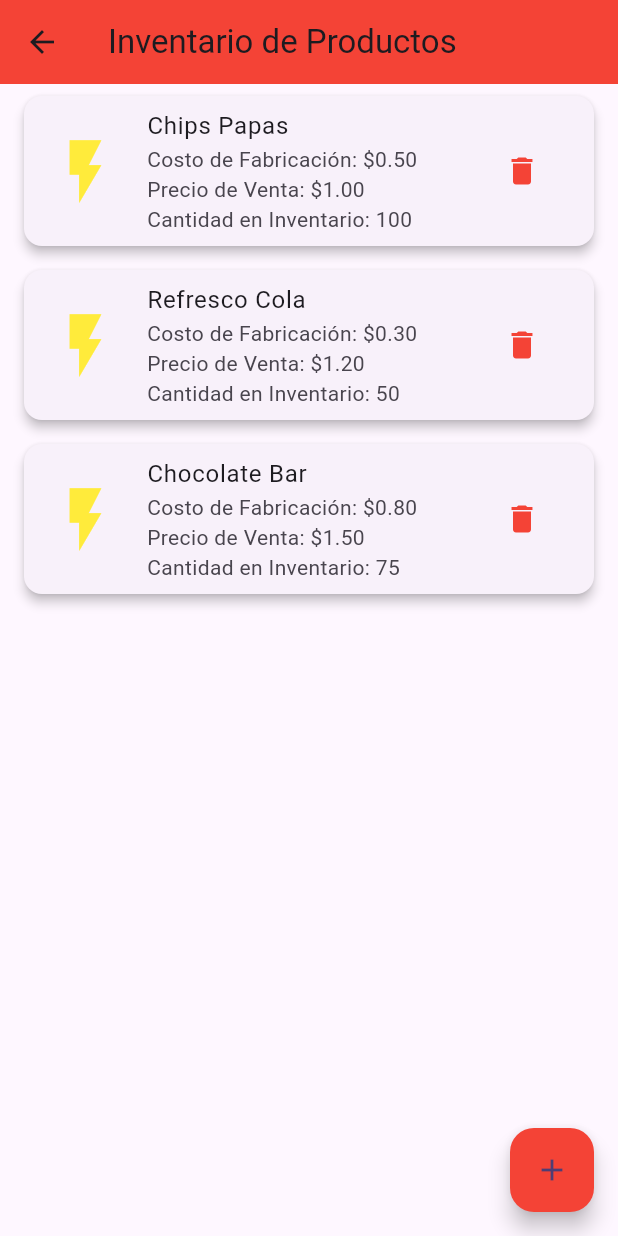
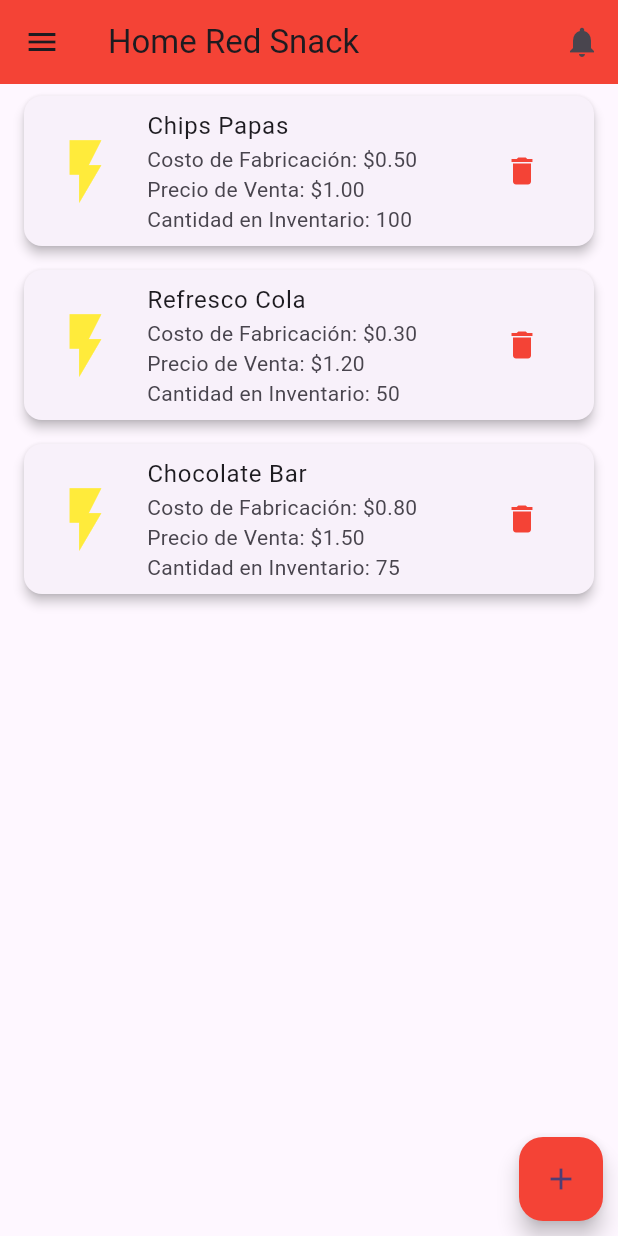
Before and after one commit to marlonbossa09/red_snack_gestion, a Flutter app: the InventarioScreen widget shown alone on an empty page, opened directly, on a phone screen of 412 x 824 dp. Run offline on Flutter 3.47's test engine with Material 3 defaults, Android fonts, the phone set to English and light mode, and no system bars; network calls fail.

Commit message:
agregando appbar como componente

```diff
--- a/lib/app/components/appbar.dart
+++ b/lib/app/components/appbar.dart
@@ -2,7 +2,9 @@ import 'package:flutter/material.dart';
 import 'package:red_snack_gestion/app/pages/inventario.dart';
 
 class CustomAppBar extends StatelessWidget {
-  const CustomAppBar({Key? key}) : super(key: key);
+  final Widget body;
+
+  const CustomAppBar({Key? key, required this.body}) : super(key: key);
 
   @override
   Widget build(BuildContext context) {
@@ -73,7 +75,7 @@ class CustomAppBar extends StatelessWidget {
           ],
         ),
       ),
-      body: Container(), // Puedes agregar contenido aquí
+      body: body, // usaremos el cuerpo que se pasa como parámetro
     );
   }
 }
--- a/lib/app/pages/home.dart
+++ b/lib/app/pages/home.dart
@@ -1,17 +1,13 @@
 import 'package:flutter/material.dart';
 import 'package:red_snack_gestion/app/components/appbar.dart';
-// Asegúrate de que la ruta sea correcta
+
 
 class HomeScreen extends StatelessWidget {
   const HomeScreen({Key? key}) : super(key: key);
 
   @override
   Widget build(BuildContext context) {
-    return const Scaffold(
-      appBar: PreferredSize(
-        preferredSize: Size.fromHeight(56.0), // Ajusta la altura según sea necesario
-        child: CustomAppBar(), // Aquí llamas al componente
-      ),
+    return const CustomAppBar(
       body: Center(
         child: Text(
           '¡Bienvenido a Red Snack!',
--- a/lib/app/pages/inventario.dart
+++ b/lib/app/pages/inventario.dart
@@ -1,7 +1,7 @@
 import 'package:flutter/material.dart';
+import 'package:red_snack_gestion/app/components/appbar.dart';
 import 'package:red_snack_gestion/app/models/producto.dart';
-import 'package:red_snack_gestion/app/controller/inventario_controller.dart'; // Asegúrate de importar la clase
-
+import 'package:red_snack_gestion/app/controller/inventario_controller.dart';
 class InventarioScreen extends StatefulWidget {
   const InventarioScreen({super.key});
 
@@ -15,12 +15,13 @@ class _InventarioScreenState extends State<InventarioScreen> {
 
   @override
   Widget build(BuildContext context) {
-    return Scaffold(
-      appBar: AppBar(
-        title: const Text('Inventario de Productos'),
-        backgroundColor: Colors.red,
-      ),
-      body: ListView.builder(
+    return CustomAppBar(
+      body: Stack(
+        children: [
+          Column(
+            children: [
+              Expanded(
+                child: ListView.builder(
                   itemCount: _controller.productos.length,
                   itemBuilder: (context, index) {
                     final producto = _controller.productos[index];
@@ -28,16 +29,14 @@ class _InventarioScreenState extends State<InventarioScreen> {
                       future: _controller.esImagenMayorA500px(producto.fotoUrl),
                       builder: (context, snapshot) {
                         if (snapshot.connectionState == ConnectionState.waiting) {
-                return const CircularProgressIndicator();
+                          return const Center(child: CircularProgressIndicator());
                         } else if (snapshot.hasError || snapshot.data == true) {
-                // Si la imagen es mayor a 500px o si hay un error, se muestra el icono de rayo
                           return _crearItemProducto(
                             producto,
                             const Icon(Icons.flash_on, size: 50, color: Colors.yellow),
                             index,
                           );
                         } else {
-                // Si la imagen es válida, se muestra
                           return _crearItemProducto(
                             producto,
                             Image.network(
@@ -53,7 +52,13 @@ class _InventarioScreenState extends State<InventarioScreen> {
                     );
                   },
                 ),
-      floatingActionButton: FloatingActionButton(
+              ),
+            ],
+          ),
+          Positioned(
+            bottom: 10,
+            right: 10,
+            child: FloatingActionButton(
               onPressed: () {
                 mostrarDialogoAgregarProducto(context, (Producto nuevoProducto) {
                   setState(() {
@@ -64,6 +69,9 @@ class _InventarioScreenState extends State<InventarioScreen> {
               // ignore: sort_child_properties_last
               child: const Icon(Icons.add),
               backgroundColor: Colors.red,
+            ),
+          ),
+        ],
       ),
     );
   }
```
Lines whose indentation alone changed are shown as unchanged.
